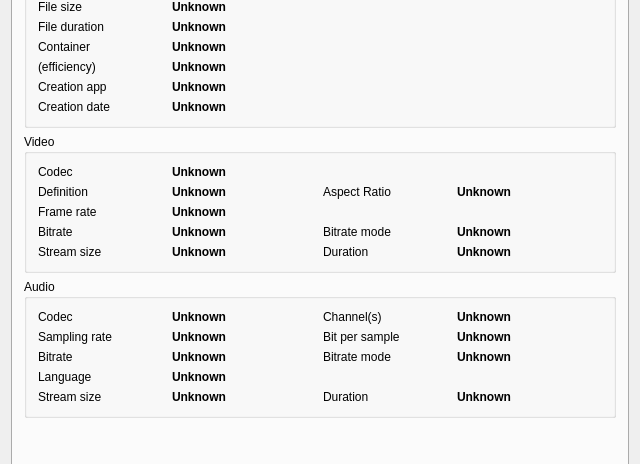
This is mini_analyser/ui/mainwindow.ui in emericg/MiniVideo as Qt 5 draws it before an edit; both pictures show x 0 to 640 and y 238 to 702 of the 640 by 800 pixel window. The edited form follows.
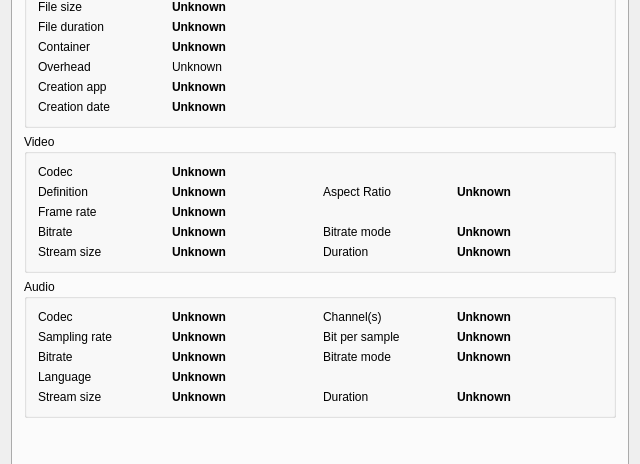
This is the edited form. The open tabs and pages were chosen to show the change. Icons and pictures are not drawn.

Commit message: Add container overhead infos

```diff
--- a/mini_analyser/ui/mainwindow.ui
+++ b/mini_analyser/ui/mainwindow.ui
@@ -375,7 +375,7 @@
            <item row="5" column="0">
             <widget class="QLabel" name="label_8">
              <property name="text">
-              <string>(efficiency)</string>
+              <string>Overhead</string>
              </property>
             </widget>
            </item>
@@ -399,8 +399,8 @@
             <widget class="QLabel" name="label_9">
              <property name="font">
               <font>
-               <weight>75</weight>
-               <bold>true</bold>
+               <weight>50</weight>
+               <bold>false</bold>
               </font>
              </property>
              <property name="text">
@@ -830,7 +830,7 @@
                </property>
               </widget>
              </item>
-             <item row="2" column="3">
+             <item row="4" column="3">
               <widget class="QLabel" name="label_audio_duration">
                <property name="font">
                 <font>
@@ -846,7 +846,7 @@
                </property>
               </widget>
              </item>
-             <item row="4" column="3">
+             <item row="2" column="3">
               <widget class="QLabel" name="label_audio_bitratemode">
                <property name="font">
                 <font>
```
Left out of the diff: 4 changed lines with no effect on the pictures. The commit also changes 1 other file.
